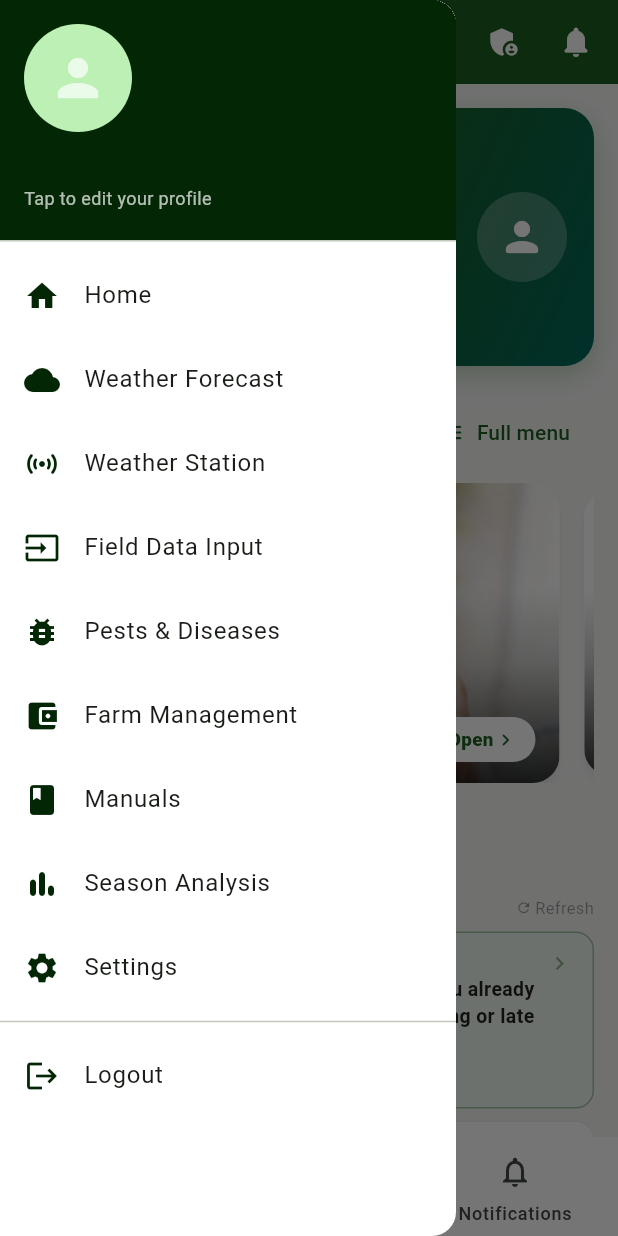
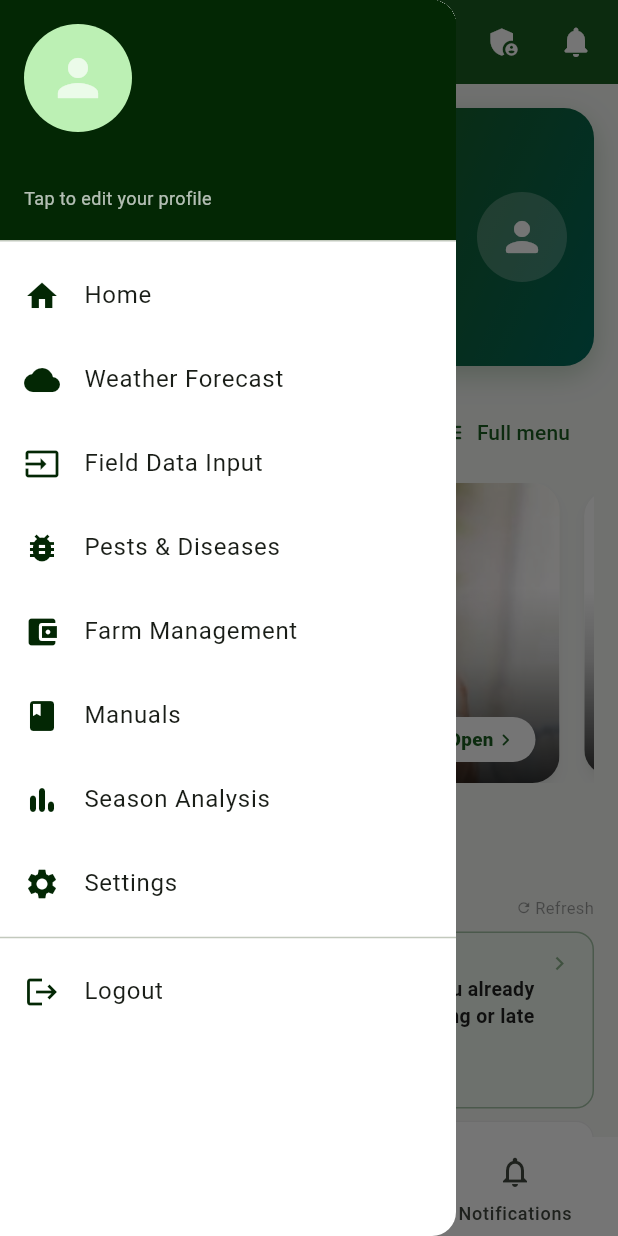
Before and after one commit to DeveloperJVKenya/KilimoMkononi, a Flutter app: the HomePage screen opened by its route, with the side drawer open, on a phone screen of 412 x 824 dp. Run offline on Flutter 3.47's test engine with Material 3 defaults, Android fonts, the phone set to English and light mode, and no system bars; drawn by our look-alikes of carousel_slider; our stand-ins replace cloud_firestore, cloud_functions, confetti, connectivity_plus, dio, file_picker and 23 more; missing offline and left inert: flame, flutter_pdfview; accounts and stored records are empty; network calls fail; project files that could hold a hidden picture were left out.

Commit message:
Side menu: Weather Station stays inside Field Data Input only
Co-Authored-By: Claude Opus 5.5 <noreply@anthropic.com>

```diff
--- a/lib/home.dart
+++ b/lib/home.dart
@@ -506,8 +506,6 @@ class _HomePageState extends State<HomePage> {
             _drawerItem(Icons.home, 'Home', () => Navigator.pop(context)),
             _drawerItem(Icons.cloud, 'Weather Forecast',
                 () => _navigateTo(const WeatherScreen())),
-            _drawerItem(Icons.sensors_rounded, 'Weather Station',
-                () => _navigateTo(const WeatherStationScreen())),
             _drawerItem(Icons.input, 'Field Data Input',
                 () => _navigateTo(const FieldDataInputHomePage())),
             _drawerItem(Icons.bug_report, 'Pests & Diseases',
```
